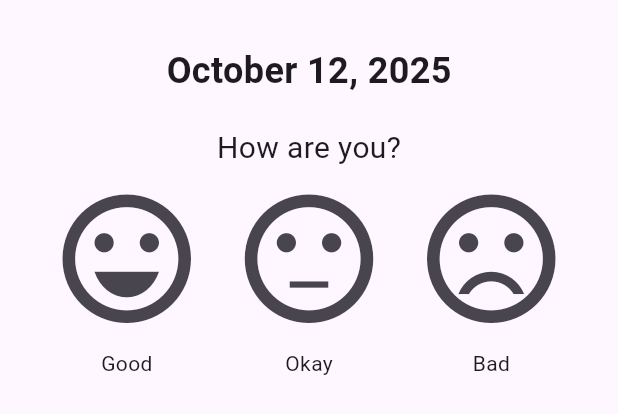
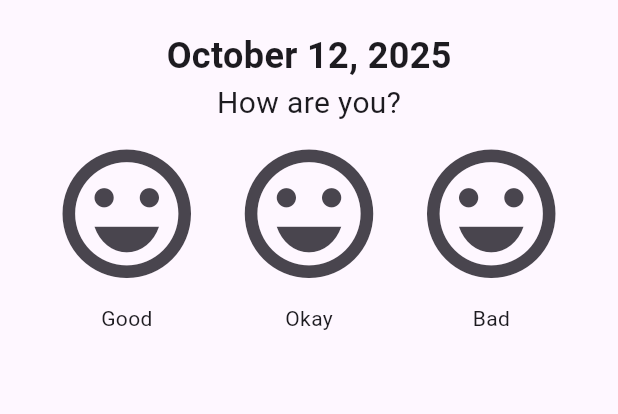
Before and after one commit to lajacl/mindfulness-app, a Flutter app: the MoodPage widget shown alone on an empty page, opened directly, on a phone screen of 412 x 824 dp. Shown: the top 414 px of the screen. Run offline on Flutter 3.47's test engine with Material 3 defaults, Android fonts, the light colour scheme and no system bars; our stand-ins replace youtube_player_iframe.

Commit message:
Refactor mood page to use enum

```diff
--- a/lib/mood.dart
+++ b/lib/mood.dart
@@ -1,5 +1,6 @@
 import 'package:flutter/material.dart';
 import 'package:intl/intl.dart';
+import 'package:mindfulness_app/data.dart';
 
 class MoodPage extends StatefulWidget {
   const MoodPage({super.key});
@@ -9,7 +10,7 @@ class MoodPage extends StatefulWidget {
 }
 
 class _MoodPageState extends State<MoodPage> {
-  String _mood = "";
+  Mood? _mood;
 
   String _getDate() {
     DateTime datetime = DateTime.now();
@@ -27,112 +28,49 @@ class _MoodPageState extends State<MoodPage> {
     double screenWidth = MediaQuery.of(context).size.width;
 
     return Padding(
-      padding: EdgeInsets.symmetric(horizontal: 25, vertical: 10),
+      padding: EdgeInsets.symmetric(horizontal: 25, vertical: 20),
       child: Column(
         mainAxisAlignment: MainAxisAlignment.start,
         children: <Widget>[
-          Padding(
-            padding: EdgeInsets.all(20),
-            child: Text(
+          Text(
             _getDate(),
             style: TextStyle(fontWeight: FontWeight.bold, fontSize: 24),
           ),
-          ),
-          if (_mood == 'Good')
+          if (_mood == null)
             Column(
+              children: [
+                Text('How are you?', style: TextStyle(fontSize: 20)),
+                Row(
+                  mainAxisAlignment: MainAxisAlignment.spaceBetween,
+                  children: Mood.values.map((mood) {
+                    return Column(
                       children: [
                         IconButton(
                           icon: Icon(
                             Icons.sentiment_very_satisfied,
-                    size: screenWidth / 3,
+                            size: screenWidth / (Mood.values.length + 1),
                           ),
-                  onPressed: () => _updateMood('Good'),
+                          onPressed: () => _updateMood(mood),
                         ),
-                TextButton.icon(
-                  label: Text('Good'),
-                  icon: Icon(Icons.edit),
-                  iconAlignment: IconAlignment.end,
-                  onPressed: () => _updateMood(''),
-                ),
+                        Text(mood.label),
                       ],
-            )
-          else if (_mood == 'Okay')
-            Column(
-              children: [
-                IconButton(
-                  icon: Icon(Icons.sentiment_neutral, size: screenWidth / 3),
-                  onPressed: () => _updateMood('Okay'),
-                ),
-                TextButton.icon(
-                  label: Text('Okay'),
-                  icon: Icon(Icons.edit),
-                  iconAlignment: IconAlignment.end,
-                  onPressed: () => _updateMood(''),
-                ),
-              ],
-            )
-          else if (_mood == 'Bad')
-            Column(
-              children: [
-                IconButton(
-                  icon: Icon(
-                    Icons.sentiment_very_dissatisfied,
-                    size: screenWidth / 3,
-                  ),
-                  onPressed: () => _updateMood('Bad'),
-                ),
-                TextButton.icon(
-                  label: Text('Bad'),
-                  icon: Icon(Icons.edit),
-                  iconAlignment: IconAlignment.end,
-                  onPressed: () => _updateMood(''),
+                    );
+                  }).toList(),
                 ),
               ],
             )
           else
             Column(
               children: [
-                Text('How are you?', style: TextStyle(fontSize: 20)),
-                Row(
-                  mainAxisAlignment: MainAxisAlignment.spaceBetween,
-                  children: [
-                    Column(
-                      children: [
                 IconButton(
-                          icon: Icon(
-                            Icons.sentiment_very_satisfied,
-                            size: screenWidth / 4,
+                  icon: Icon(_mood!.icon, size: screenWidth / 3),
+                  onPressed: () => _updateMood(null),
                 ),
-                          onPressed: () => _updateMood('Good'),
-                        ),
-                        Text('Good'),
-                      ],
-                    ),
-                    Column(
-                      children: [
-                        IconButton(
-                          icon: Icon(
-                            Icons.sentiment_neutral,
-                            size: screenWidth / 4,
-                          ),
-                          onPressed: () => _updateMood('Okay'),
-                        ),
-                        Text('Okay'),
-                      ],
-                    ),
-                    Column(
-                      children: [
-                        IconButton(
-                          icon: Icon(
-                            Icons.sentiment_very_dissatisfied,
-                            size: screenWidth / 4,
-                          ),
-                          onPressed: () => _updateMood('Bad'),
-                        ),
-                        Text('Bad'),
-                      ],
-                    ),
-                  ],
+                TextButton.icon(
+                  label: Text(_mood!.label),
+                  icon: Icon(Icons.edit),
+                  iconAlignment: IconAlignment.end,
+                  onPressed: () => _updateMood(null),
                 ),
               ],
             ),
```
Lines whose indentation alone changed are shown as unchanged.
